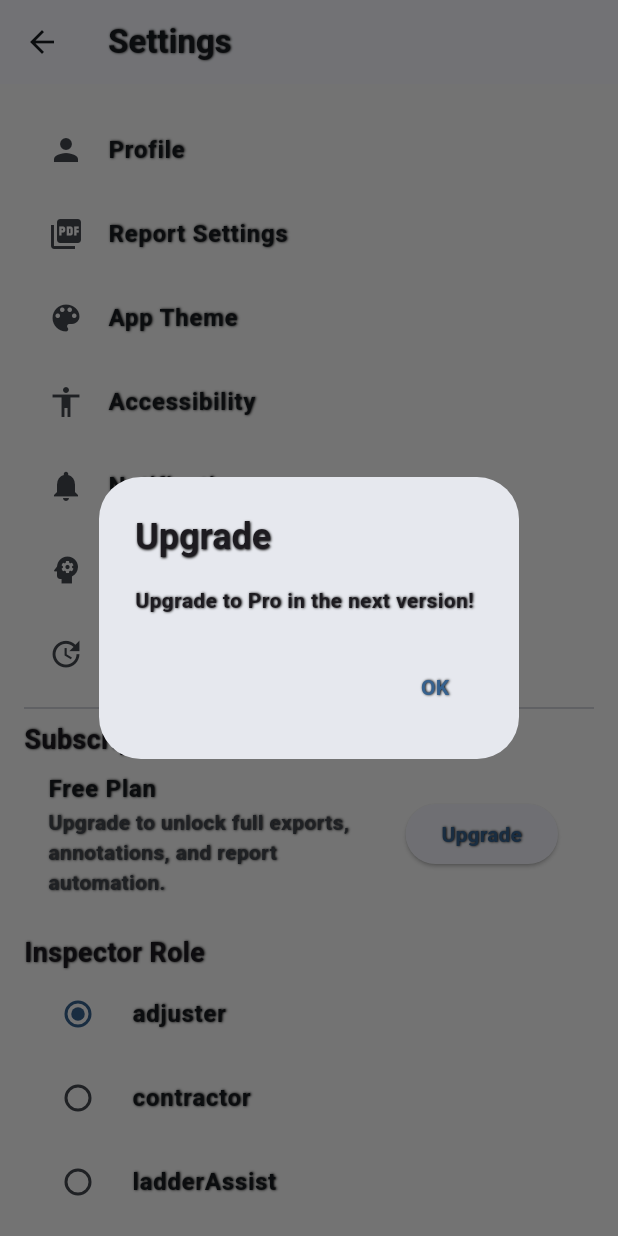
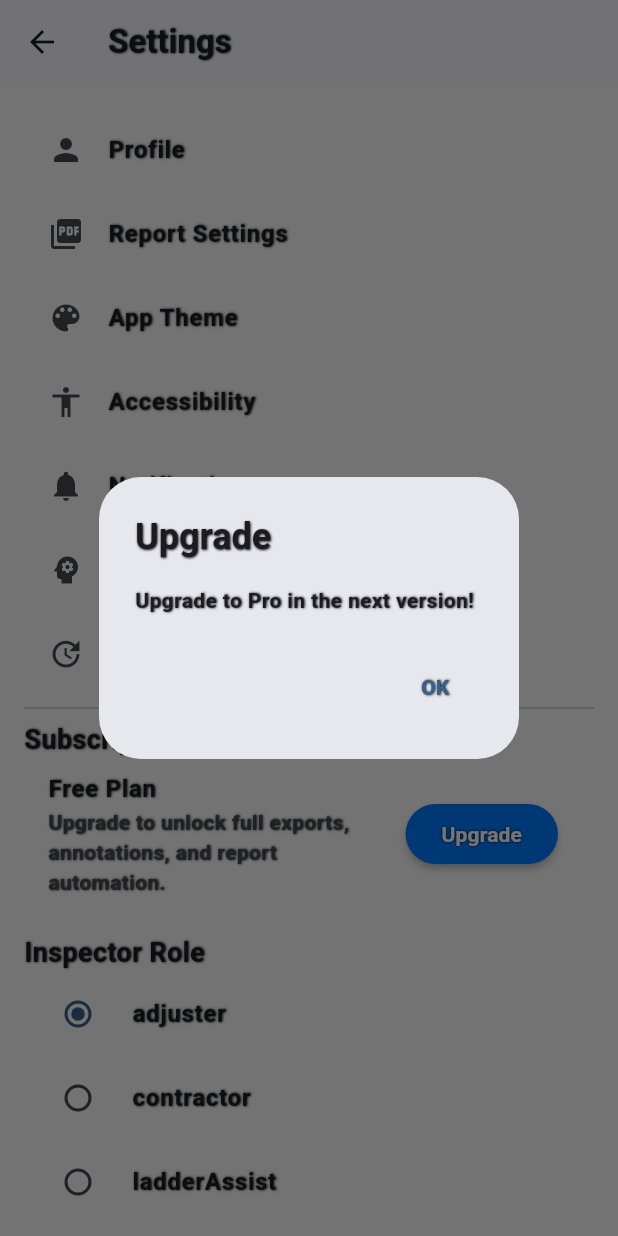
Before and after one commit to ClearSkyDev/clearsky_photo_reports, a Flutter app: the screen it shows after launch, item 4 of the bottom bar chosen, after a tap on "Upgrade", on a phone screen of 412 x 824 dp. Run offline on Flutter 3.47's test engine with Material 3 defaults, Android fonts, the phone set to English and light mode, and no system bars; our stand-ins replace cached_network_image, cloud_firestore, connectivity_plus, file_picker, firebase_auth, firebase_core and 21 more; missing offline and left inert: dart:js_interop, ffmpeg_kit_flutter, flutter_email_sender, google_ml_kit, tutorial_coach_mark; accounts and stored records are empty; generated files the repository leaves out were written again; project files that could hold a hidden picture were left out.

Commit message:
Update Upgrade button style

```diff
--- a/lib/src/features/screens/home_screen.dart
+++ b/lib/src/features/screens/home_screen.dart
@@ -55,7 +55,21 @@ class HomeScreen extends StatelessWidget {
             ),
             ElevatedButton(
               onPressed: () => _handleUpgrade(context),
-              child: const Text('Upgrade'),
+              style: ElevatedButton.styleFrom(
+                backgroundColor: const Color(0xFF007BFF),
+                shape: RoundedRectangleBorder(
+                  borderRadius: BorderRadius.circular(20),
+                ),
+                elevation: 2,
+              ),
+              child: const Text(
+                'Upgrade',
+                style: TextStyle(
+                  fontWeight: FontWeight.bold,
+                  color: Colors.white,
+                  shadows: [Shadow(blurRadius: 2, color: Colors.black)],
+                ),
+              ),
             ),
           ],
         ),
@@ -119,9 +133,20 @@ class HomeScreen extends StatelessWidget {
                   ElevatedButton(
                     onPressed: () => _handleUpgrade(context),
                     style: ElevatedButton.styleFrom(
-                      backgroundColor: const Color(0xFFFF8A65),
+                      backgroundColor: const Color(0xFF007BFF),
+                      shape: RoundedRectangleBorder(
+                        borderRadius: BorderRadius.circular(20),
+                      ),
+                      elevation: 2,
                     ),
-                    child: const Text('Upgrade'),
+                    child: const Text(
+                      'Upgrade',
+                      style: TextStyle(
+                        fontWeight: FontWeight.bold,
+                        color: Colors.white,
+                        shadows: [Shadow(blurRadius: 2, color: Colors.black)],
+                      ),
+                    ),
                   ),
                 ],
               ),
--- a/lib/src/features/screens/settings_screen.dart
+++ b/lib/src/features/screens/settings_screen.dart
@@ -209,7 +209,21 @@ class _SettingsScreenState extends State<SettingsScreen> {
                         ),
                       );
                     },
-                    child: const Text('Upgrade'),
+                    style: ElevatedButton.styleFrom(
+                      backgroundColor: const Color(0xFF007BFF),
+                      shape: RoundedRectangleBorder(
+                        borderRadius: BorderRadius.circular(20),
+                      ),
+                      elevation: 2,
+                    ),
+                    child: const Text(
+                      'Upgrade',
+                      style: TextStyle(
+                        fontWeight: FontWeight.bold,
+                        color: Colors.white,
+                        shadows: [Shadow(blurRadius: 2, color: Colors.black)],
+                      ),
+                    ),
                   )
                 : null,
           ),
```
